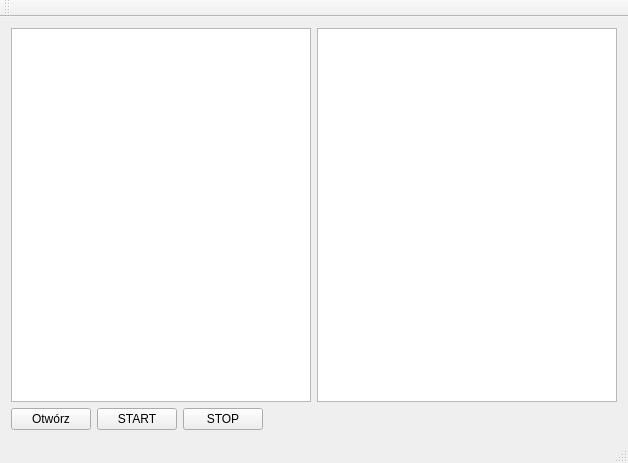
Damianeroos/Wykrywanie_Ruchomych_Obiektow, file mainwindow.ui: the form before one commit.
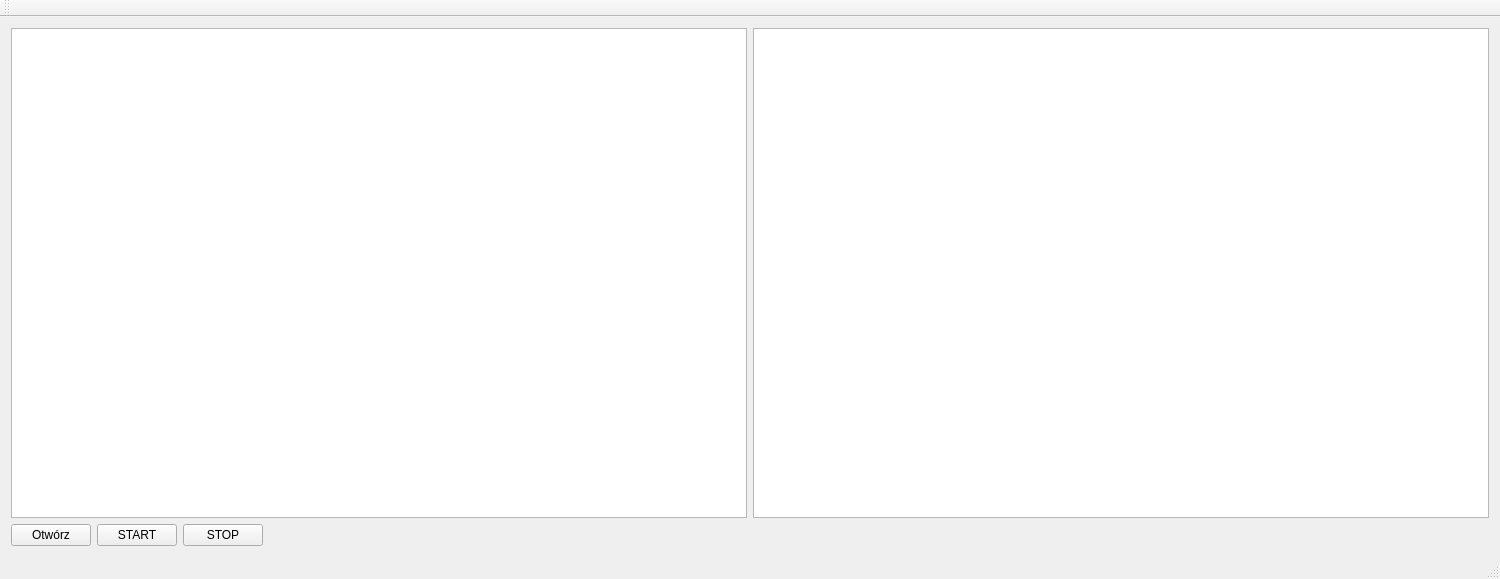
The form after the commit.

```diff
--- a/mainwindow.ui
+++ b/mainwindow.ui
@@ -6,8 +6,8 @@
    <rect>
     <x>0</x>
     <y>0</y>
-    <width>628</width>
-    <height>463</height>
+    <width>1500</width>
+    <height>579</height>
    </rect>
   </property>
   <property name="windowTitle">
```
Left out of the diff: 2 changed lines with no effect on the pictures.
